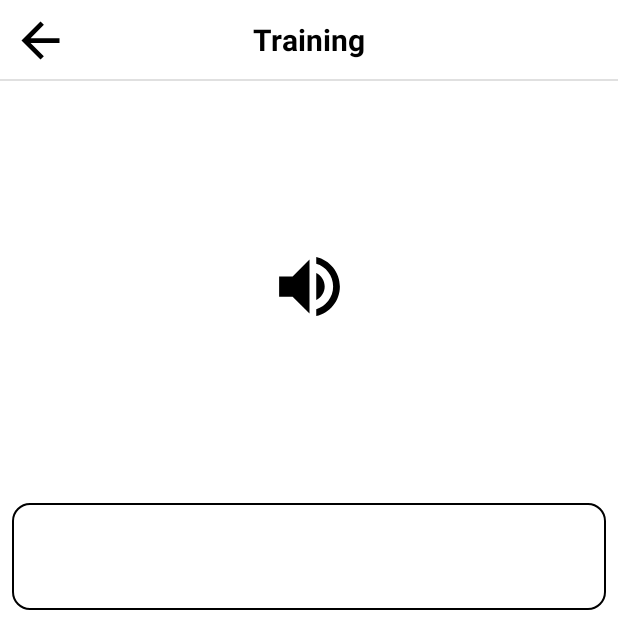
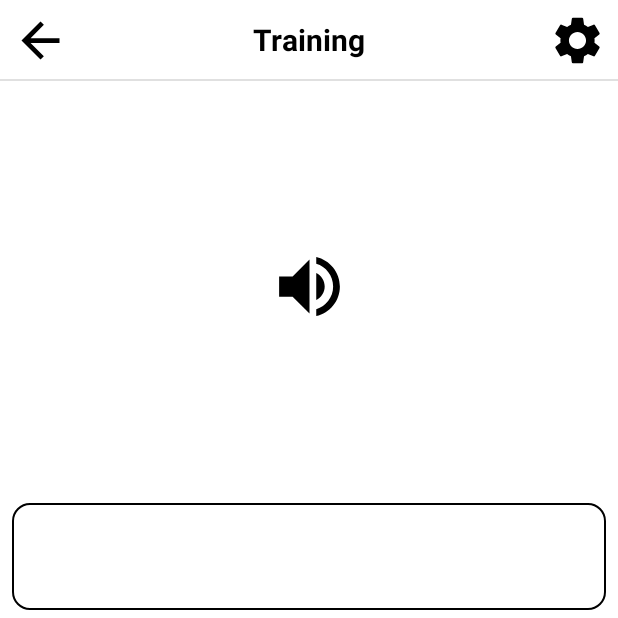
Before and after one commit to agaDeonix/number_listenup, an Android app built with Jetpack Compose: the screen it shows after launch (MainActivity), after a tap on "Training", on a phone screen of 412 x 824 dp, the top half of it. Run offline under Robolectric (Android 15) with nearby library versions, the phone set to English and light mode, and no system bars; libraries missing offline, so code that uses them is left out: net.gotev.speech, org.koin.androidx; 3 statements that could not run were skipped.

Commit message:
added koin to project; started creating settings;

```diff
--- a/app/build.gradle
+++ b/app/build.gradle
@@ -58,6 +58,11 @@ dependencies {
 
     implementation 'net.gotev:speech:1.6.2'
 
+    //Koin
+    implementation "io.insert-koin:koin-core:$koin_version"
+    implementation "io.insert-koin:koin-android:$koin_android_version"
+    implementation "io.insert-koin:koin-androidx-compose:$koin_android_compose_version"
+
     testImplementation 'junit:junit:4.13.2'
     androidTestImplementation 'androidx.test.ext:junit:1.1.4'
     androidTestImplementation 'androidx.test.espresso:espresso-core:3.5.0'
--- a/app/src/main/AndroidManifest.xml
+++ b/app/src/main/AndroidManifest.xml
@@ -3,6 +3,7 @@
     xmlns:tools="http://schemas.android.com/tools">
 
     <application
+        android:name=".other.MyApp"
         android:allowBackup="true"
         android:dataExtractionRules="@xml/data_extraction_rules"
         android:fullBackupContent="@xml/backup_rules"
--- a/app/src/main/java/com/pinkunicorp/voicenumbers/MainActivity.kt
+++ b/app/src/main/java/com/pinkunicorp/voicenumbers/MainActivity.kt
@@ -9,18 +9,24 @@ import androidx.compose.ui.tooling.preview.Preview
 import androidx.navigation.compose.NavHost
 import androidx.navigation.compose.composable
 import androidx.navigation.compose.rememberNavController
+import com.pinkunicorp.voicenumbers.other.tts.TTSService
 import com.pinkunicorp.voicenumbers.ui.screens.Screen
 import com.pinkunicorp.voicenumbers.ui.screens.home.HomeScreen
+import com.pinkunicorp.voicenumbers.ui.screens.settings.SettingsScreen
 import com.pinkunicorp.voicenumbers.ui.screens.training.TrainingScreen
 import com.pinkunicorp.voicenumbers.ui.theme.AppTheme
 import net.gotev.speech.Speech
+import org.koin.android.ext.android.inject
 
 class MainActivity : ComponentActivity() {
+
+    val ttsService: TTSService by inject()
+
     override fun onCreate(savedInstanceState: Bundle?) {
         super.onCreate(savedInstanceState)
         setContent {
             val navController = rememberNavController()
-            AppTheme {
+            AppTheme(darkTheme = false) {
                 NavHost(navController = navController, startDestination = Screen.Home.route) {
                     composable(Screen.Home.route) {
                         HomeScreen(navController)
@@ -28,14 +34,17 @@ class MainActivity : ComponentActivity() {
                     composable(Screen.Training.route) {
                         TrainingScreen(navController)
                     }
+                    composable(Screen.Settings.route) {
+                        SettingsScreen(navController)
+                    }
                 }
             }
         }
-        Speech.init(this, packageName)
+        ttsService.init(this)
     }
 
     override fun onDestroy() {
         super.onDestroy()
-        Speech.getInstance().shutdown()
+        ttsService.shutdown()
     }
 }
--- /dev/null
+++ b/app/src/main/java/com/pinkunicorp/voicenumbers/other/MyApp.kt
@@ -0,0 +1,24 @@
+package com.pinkunicorp.voicenumbers.other
+
+import android.app.Application
+import com.pinkunicorp.voicenumbers.other.tts.TTSService
+import com.pinkunicorp.voicenumbers.other.tts.TTSServiceImpl
+import org.koin.android.ext.koin.androidLogger
+import org.koin.core.context.startKoin
+import org.koin.dsl.module
+
+class MyApp : Application() {
+
+    val appModule = module {
+        single<TTSService> { TTSServiceImpl() }
+    }
+
+    override fun onCreate() {
+        super.onCreate()
+
+        startKoin {
+            androidLogger()
+            modules(appModule)
+        }
+    }
+}
--- /dev/null
+++ b/app/src/main/java/com/pinkunicorp/voicenumbers/other/tts/TTSService.kt
@@ -0,0 +1,10 @@
+package com.pinkunicorp.voicenumbers.other.tts
+
+import android.app.Activity
+
+interface TTSService {
+    fun init(activity: Activity)
+    fun speak(text: String)
+    fun stop()
+    fun shutdown()
+}
--- a/app/src/main/java/com/pinkunicorp/voicenumbers/ui/screens/Screen.kt
+++ b/app/src/main/java/com/pinkunicorp/voicenumbers/ui/screens/Screen.kt
@@ -3,4 +3,5 @@ package com.pinkunicorp.voicenumbers.ui.screens
 sealed class Screen(val route: String) {
     object Home: Screen("home")
     object Training: Screen("training")
+    object Settings: Screen("settings")
 }
--- a/app/src/main/java/com/pinkunicorp/voicenumbers/ui/screens/training/Training.kt
+++ b/app/src/main/java/com/pinkunicorp/voicenumbers/ui/screens/training/Training.kt
@@ -23,26 +23,34 @@ import androidx.compose.ui.unit.sp
 import androidx.lifecycle.viewmodel.compose.viewModel
 import androidx.navigation.NavController
 import com.pinkunicorp.voicenumbers.R
+import com.pinkunicorp.voicenumbers.other.tts.TTSService
 import com.pinkunicorp.voicenumbers.ui.elements.Key
 import com.pinkunicorp.voicenumbers.ui.elements.NumberFieldView
 import com.pinkunicorp.voicenumbers.ui.elements.NumbersKeyboard
 import com.pinkunicorp.voicenumbers.ui.elements.RepeatListeningButton
-import net.gotev.speech.Speech
-
+import com.pinkunicorp.voicenumbers.ui.screens.Screen
+import org.koin.androidx.compose.get
 
 @Composable
 fun TrainingScreen(
     navController: NavController,
-    trainingViewModel: TrainingViewModel = viewModel()
+    trainingViewModel: TrainingViewModel = viewModel(),
+    ttsService: TTSService = get()
 ) {
     val state by trainingViewModel.uiState.collectAsState()
 
     TrainingContent(
         state = state,
         onRepeatClick = {
+            ttsService.stop()
             trainingViewModel.onRepeatClick()
         },
+        onSettingsClick = {
+            ttsService.stop()
+            trainingViewModel.onSettingsClick()
+        },
         onBackClick = {
+            ttsService.stop()
             trainingViewModel.onBackClick()
         },
         onNumberKeyClick = { number ->
@@ -52,15 +60,16 @@ fun TrainingScreen(
     state.events.forEach {
         when (it) {
             is TrainingEvent.GoToBack -> navController.navigateUp()
+            is TrainingEvent.GoToSettings -> navController.navigate(Screen.Settings.route)
             is TrainingEvent.PlayNumber -> {
-                playNumber(it.number)
+                playNumber(ttsService, it.number)
             }
         }
         trainingViewModel.consumeEvents(state.events)
     }
 }
 
-private fun playNumber(number: Long) {
+private fun playNumber(ttsService: TTSService, number: Long) {
     val listMediaPlayer = mutableListOf<String?>()
     val billion = number / 1000000000
     val million = (number - billion * 1000000000) / 1000000
@@ -163,7 +172,7 @@ private fun playNumber(number: Long) {
     if (one > 0) {
         listMediaPlayer.add(getMediaItem(one.toString()))
     }
-    Speech.getInstance().say(listMediaPlayer.filterNotNull().joinToString(" "))
+    ttsService.speak(listMediaPlayer.filterNotNull().joinToString(" "))
 }
 
 fun getMediaItem(number: String): String? {
@@ -206,7 +215,11 @@ fun getMediaItem(number: String): String? {
 }
 
 @Composable
-fun TrainingToolbarView(modifier: Modifier = Modifier, onBackClick: () -> Unit) {
+fun TrainingToolbarView(
+    modifier: Modifier = Modifier,
+    onSettingsClick: () -> Unit,
+    onBackClick: () -> Unit
+) {
     Box(
         modifier = modifier
             .height(54.dp)
@@ -238,6 +251,23 @@ fun TrainingToolbarView(modifier: Modifier = Modifier, onBackClick: () -> Unit)
                 fontWeight = FontWeight.Bold
             )
         )
+
+        Box(
+            modifier = Modifier
+                .fillMaxHeight()
+                .aspectRatio(1f)
+                .clickable { onSettingsClick() }
+                .align(Alignment.CenterEnd)
+        ) {
+            Image(
+                modifier = Modifier
+                    .fillMaxSize()
+                    .padding(8.dp),
+                imageVector = ImageVector.vectorResource(id = R.drawable.ic_settings),
+                contentDescription = ""
+            )
+        }
+
         Divider(
             modifier = Modifier
                 .fillMaxWidth()
@@ -250,6 +280,7 @@ fun TrainingToolbarView(modifier: Modifier = Modifier, onBackClick: () -> Unit)
 @Composable
 fun TrainingContent(
     state: TrainingState,
+    onSettingsClick: () -> Unit,
     onBackClick: () -> Unit,
     onRepeatClick: () -> Unit,
     onNumberKeyClick: (Key) -> Unit = {}
@@ -260,9 +291,10 @@ fun TrainingContent(
             .fillMaxWidth()
             .fillMaxHeight(),
     ) {
-        TrainingToolbarView(onBackClick = {
-            onBackClick()
-        })
+        TrainingToolbarView(
+            onSettingsClick = onSettingsClick,
+            onBackClick = onBackClick
+        )
         Box(modifier = Modifier.weight(1f)) {
             RepeatListeningButton(
                 modifier = Modifier.fillMaxHeight(),
@@ -290,6 +322,7 @@ fun TrainingContentPreview() {
             currentNumber = "123"
         ),
         onRepeatClick = {},
+        onSettingsClick = {},
         onBackClick = {}
     )
 }
--- /dev/null
+++ b/app/src/main/res/drawable/ic_settings.xml
@@ -0,0 +1,5 @@
+<vector android:height="24dp" android:tint="#000000"
+    android:viewportHeight="24" android:viewportWidth="24"
+    android:width="24dp" xmlns:android="http://schemas.android.com/apk/res/android">
+    <path android:fillColor="@android:color/white" android:pathData="M19.14,12.94c0.04,-0.3 0.06,-0.61 0.06,-0.94c0,-0.32 -0.02,-0.64 -0.07,-0.94l2.03,-1.58c0.18,-0.14 0.23,-0.41 0.12,-0.61l-1.92,-3.32c-0.12,-0.22 -0.37,-0.29 -0.59,-0.22l-2.39,0.96c-0.5,-0.38 -1.03,-0.7 -1.62,-0.94L14.4,2.81c-0.04,-0.24 -0.24,-0.41 -0.48,-0.41h-3.84c-0.24,0 -0.43,0.17 -0.47,0.41L9.25,5.35C8.66,5.59 8.12,5.92 7.63,6.29L5.24,5.33c-0.22,-0.08 -0.47,0 -0.59,0.22L2.74,8.87C2.62,9.08 2.66,9.34 2.86,9.48l2.03,1.58C4.84,11.36 4.8,11.69 4.8,12s0.02,0.64 0.07,0.94l-2.03,1.58c-0.18,0.14 -0.23,0.41 -0.12,0.61l1.92,3.32c0.12,0.22 0.37,0.29 0.59,0.22l2.39,-0.96c0.5,0.38 1.03,0.7 1.62,0.94l0.36,2.54c0.05,0.24 0.24,0.41 0.48,0.41h3.84c0.24,0 0.44,-0.17 0.47,-0.41l0.36,-2.54c0.59,-0.24 1.13,-0.56 1.62,-0.94l2.39,0.96c0.22,0.08 0.47,0 0.59,-0.22l1.92,-3.32c0.12,-0.22 0.07,-0.47 -0.12,-0.61L19.14,12.94zM12,15.6c-1.98,0 -3.6,-1.62 -3.6,-3.6s1.62,-3.6 3.6,-3.6s3.6,1.62 3.6,3.6S13.98,15.6 12,15.6z"/>
+</vector>
--- a/app/src/main/res/values/strings.xml
+++ b/app/src/main/res/values/strings.xml
@@ -15,4 +15,5 @@
     <string name="training_title">Training</string>
     <string name="training_correct">Correct!</string>
     <string name="training_incorrect">Incorrect!</string>
+    <string name="settings_title">Settings</string>
 </resources>
```
Also changed, not shown: app/src/main/java/com/pinkunicorp/voicenumbers/other/tts/TTSServiceImpl.kt (added, +22 -0 lines), app/src/main/java/com/pinkunicorp/voicenumbers/ui/screens/settings/Settings.kt (+113 -0 lines), app/src/main/java/com/pinkunicorp/voicenumbers/ui/screens/settings/SettingsViewModel.kt (added, +33 -0 lines), app/src/main/java/com/pinkunicorp/voicenumbers/ui/screens/training/TrainingViewModel.kt (+7 -0 lines), build.gradle (+12 -0 lines).
